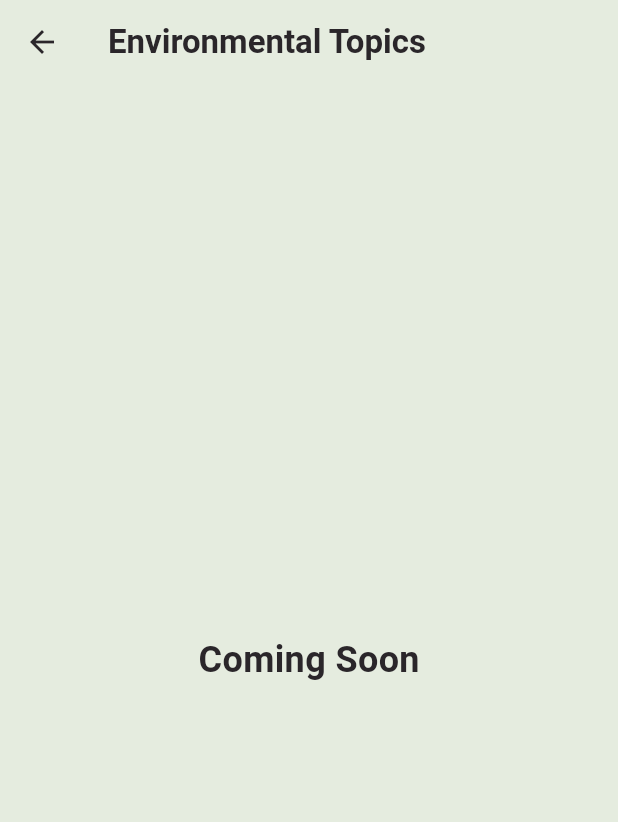
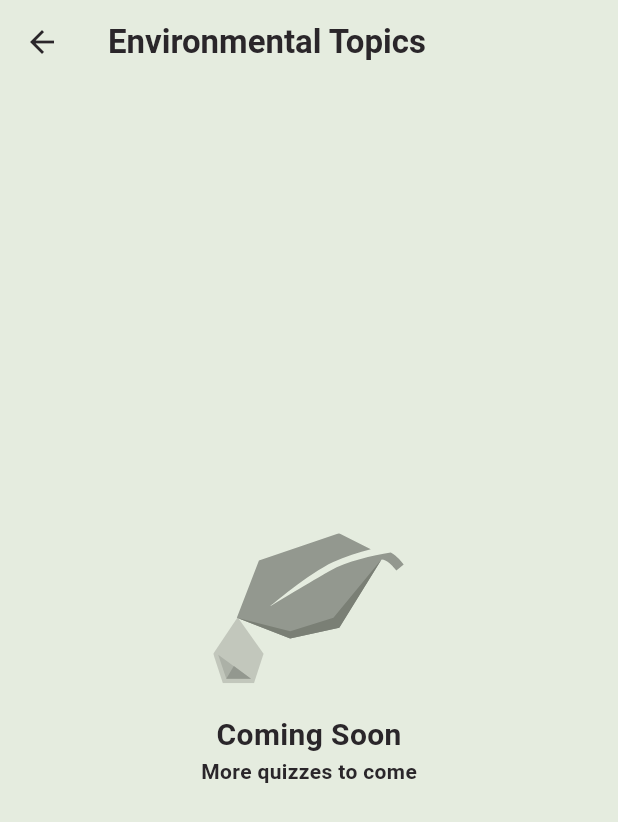
Before and after one commit to jaeden047/GCSampleTestApp, a Flutter app: the EnvTopics screen opened directly, on a phone screen of 412 x 824 dp. Shown: the top 822 px of the screen. Run offline on Flutter 3.47's test engine with Material 3 defaults, Android fonts, the phone set to English and light mode, and no system bars; our stand-ins replace flutter_svg, shared_preferences, supabase_flutter; accounts and stored records are empty.

Commit message:
coming soon image

```diff
--- a/frontend/lib/env_topics.dart
+++ b/frontend/lib/env_topics.dart
@@ -1,4 +1,5 @@
 import 'package:flutter/material.dart';
+import 'package:flutter_svg/svg.dart';
 // EnvTopics page
 // Showcase all environmental quiz topics for the users to select
 // It is not in development stage for now
@@ -11,12 +12,28 @@ class EnvTopics extends StatelessWidget {
     return Scaffold(
       appBar: AppBar(
         title: Text('Environmental Topics'),
-
       ),
       body: Center(
-        child: Text(
-          'Coming Soon',
-          style: TextStyle(fontSize: 24, fontWeight: FontWeight.bold),
+        child: Column(
+          mainAxisAlignment: MainAxisAlignment.center, // Vertically center the content
+          crossAxisAlignment: CrossAxisAlignment.center, // Horizontally center the content
+          children: [
+            // SVG Image
+            SvgPicture.asset(
+              'assets/images/grey_leaf.svg',
+              height: 100,
+            ),
+            SizedBox(height: 20), // Space between the image and the text
+            // Text message
+            Text(
+              'Coming Soon',
+              style: TextStyle(fontSize: 20, fontWeight: FontWeight.bold),
+            ),
+            Text(
+              'More quizzes to come',
+              style: TextStyle(fontSize: 14, fontWeight: FontWeight.bold),
+            ),
+          ],
         ),
       ),
     );
```
